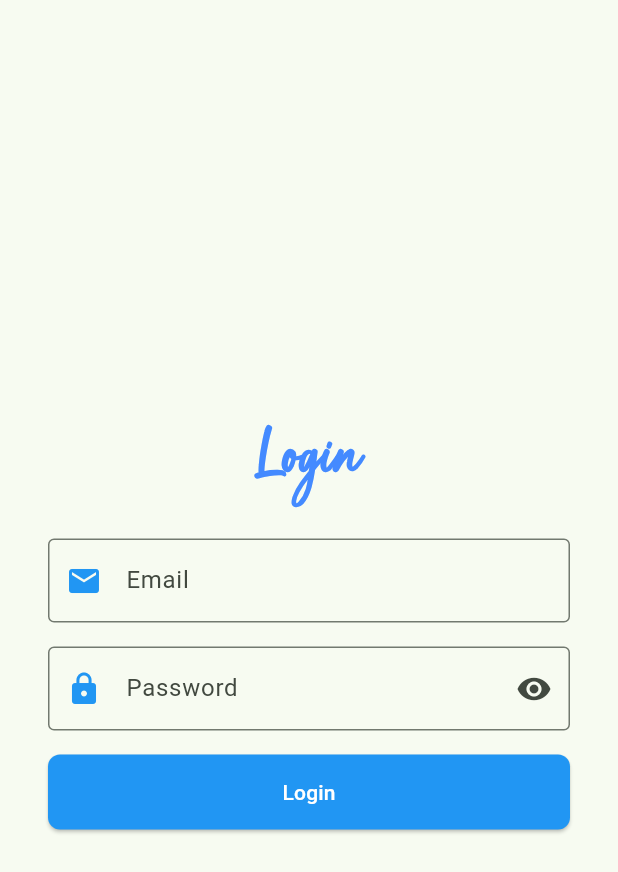
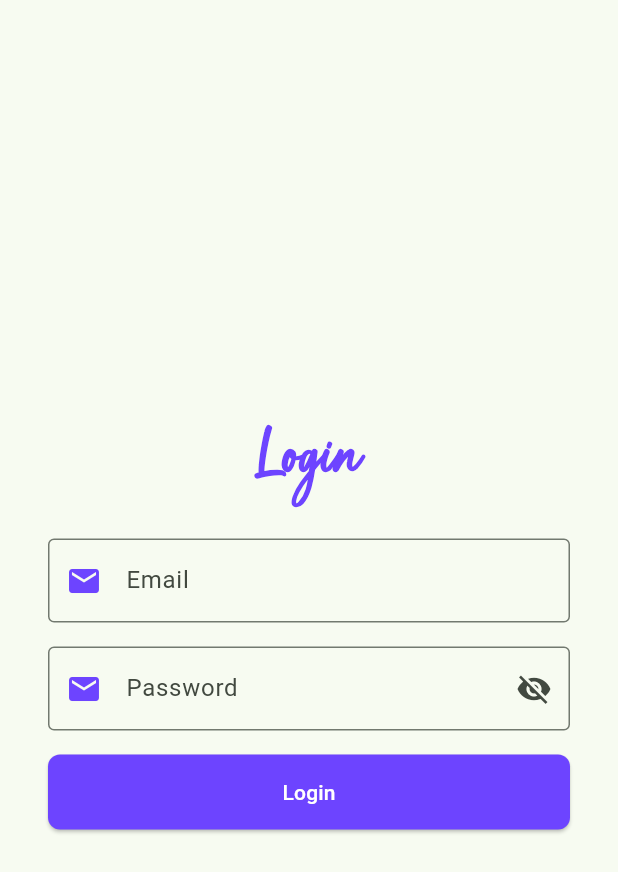
Before and after one commit to Verryzone/flutter-app, a Flutter app: the screen it shows after launch, on a phone screen of 412 x 824 dp. Shown: the top 872 px of the screen. Run offline on Flutter 3.47's test engine with Material 3 defaults, Android fonts, the phone set to English and light mode, and no system bars.

```diff
--- a/lib/Login2Screen.dart
+++ b/lib/Login2Screen.dart
@@ -1,5 +1,6 @@
 import 'package:flutter/material.dart';
 import 'package:my_first_flutter_app/HomeScreen.dart';
+import 'package:my_first_flutter_app/components/PrimaryTextField.dart';
 
 class Login2screen extends StatefulWidget {
   const Login2screen({super.key});
@@ -35,14 +36,14 @@ class _Login2screenState extends State<Login2screen> {
                     // const Icon(
                     //   Icons.person,
                     //   size: 60,
-                    //   color: Colors.blue,
+                    //   color: Color.fromARGB(255, 109, 68, 255),
                     // ),
                     const Text(
                       'Login',
                       style: TextStyle(
                         fontSize: 50,
                         fontWeight: FontWeight.bold,
-                        color: Colors.blueAccent,
+                        color: Color.fromARGB(255, 109, 68, 255),
                         fontFamily: 'SoulSignature',
                       ),
                     ),
@@ -50,29 +51,23 @@ class _Login2screenState extends State<Login2screen> {
                 ),
               ),
               SizedBox(height: 16,),
-              TextField(
+              PrimaryTextField(
                 controller: _emailController,
-                decoration: InputDecoration(
-                  labelText: 'Email',
-                  border: OutlineInputBorder(),
-                  hintText: 'Enter your email',
-                  prefixIcon: Icon(Icons.email, color: Colors.blue),
-                ),
+                labelText: 'Email',
+                hintText: 'Enter your email',
+                prefixIcon: Icon(Icons.email, color: Color.fromARGB(255, 109, 68, 255)),
               ),
               SizedBox(height: 16),
-              TextField(
+              PrimaryTextField(
                 controller: _passwordController,
-                decoration: InputDecoration(
-                  labelText: 'Password',
-                  border: OutlineInputBorder(),
-                  hintText: 'Enter your password',
-                  prefixIcon: Icon(Icons.lock, color: Colors.blue),
-                  suffixIcon: IconButton(
-                    icon: Icon(tampilPassword ? Icons.visibility_off : Icons.visibility),
-                    onPressed: ShowPassword,
-                  ),
+                labelText: 'Password',
+                hintText: 'Enter your password',
+                prefixIcon: Icon(Icons.lock, color: Color.fromARGB(255, 109, 68, 255)),
+                iconButton: IconButton(
+                  icon: Icon(tampilPassword ? Icons.visibility : Icons.visibility_off),
+                  onPressed: ShowPassword,
                 ),
-                obscureText: tampilPassword,
+                obscureText: !tampilPassword,
               ),
               SizedBox(height: 16),
               SizedBox(
@@ -111,7 +106,7 @@ class _Login2screenState extends State<Login2screen> {
                   // Navigator.pushNamed(context, '/home');
                 },
                 style: ElevatedButton.styleFrom(
-                  backgroundColor: Colors.blue,
+                  backgroundColor: Color.fromARGB(255, 109, 68, 255),
                   padding: const EdgeInsets.symmetric(vertical: 15.0),
                   shape: RoundedRectangleBorder(
                     borderRadius: BorderRadius.circular(8.0),
@@ -125,4 +120,5 @@ class _Login2screenState extends State<Login2screen> {
       ),
     );
   }
+
 }
--- /dev/null
+++ b/lib/components/PrimaryTextField.dart
@@ -0,0 +1,36 @@
+import 'package:flutter/material.dart';
+
+class PrimaryTextField extends StatelessWidget {
+  const PrimaryTextField({
+    super.key,
+    this.controller,
+    this.labelText,
+    this.hintText,
+    this.prefixIcon,
+    this.iconButton,
+    this.obscureText,
+  });
+
+  final TextEditingController? controller;
+  final String? labelText;
+  final String? hintText;
+  final Icon? prefixIcon;
+  final IconButton? iconButton;
+  final bool? obscureText;
+
+  @override
+  Widget build(BuildContext context) {
+
+    return TextField(
+      controller: controller,
+      decoration: InputDecoration(
+        labelText: labelText,
+        border: OutlineInputBorder(),
+        hintText: hintText,
+        prefixIcon: Icon(Icons.email, color: Color.fromARGB(255, 109, 68, 255)),
+        suffixIcon: iconButton,
+      ),
+      obscureText: obscureText ?? false,
+    );
+  }
+}
```
Also changed, not shown: lib/HomeScreen.dart (+4 -4 lines), lib/ProfileColorChange.dart (+5 -10 lines), lib/components/AvatarProfile.dart (added, +23 -0 lines).
